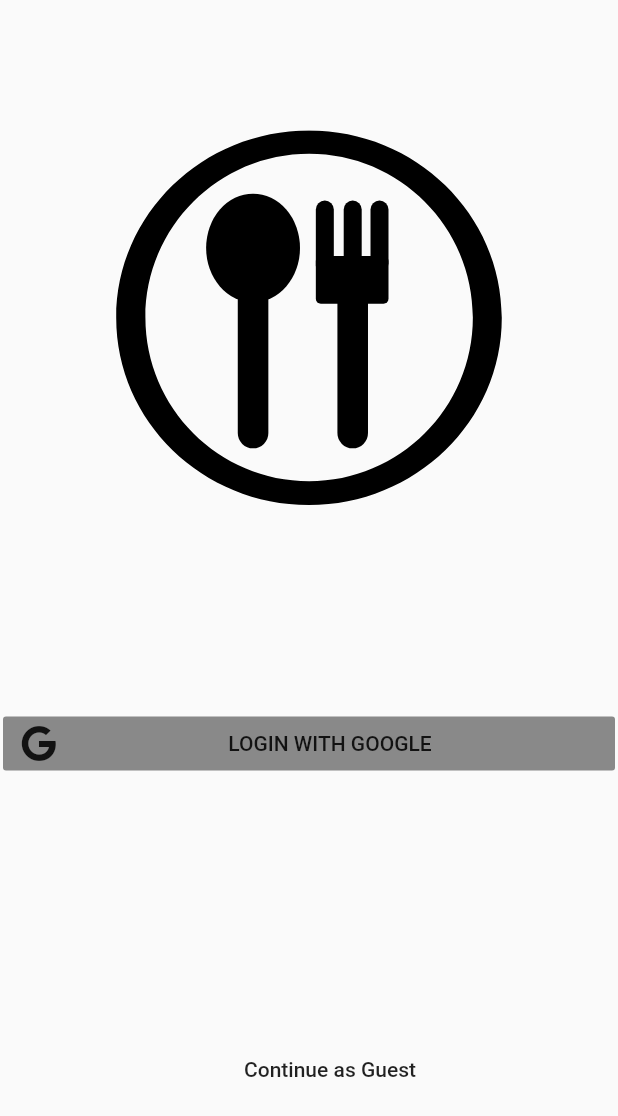
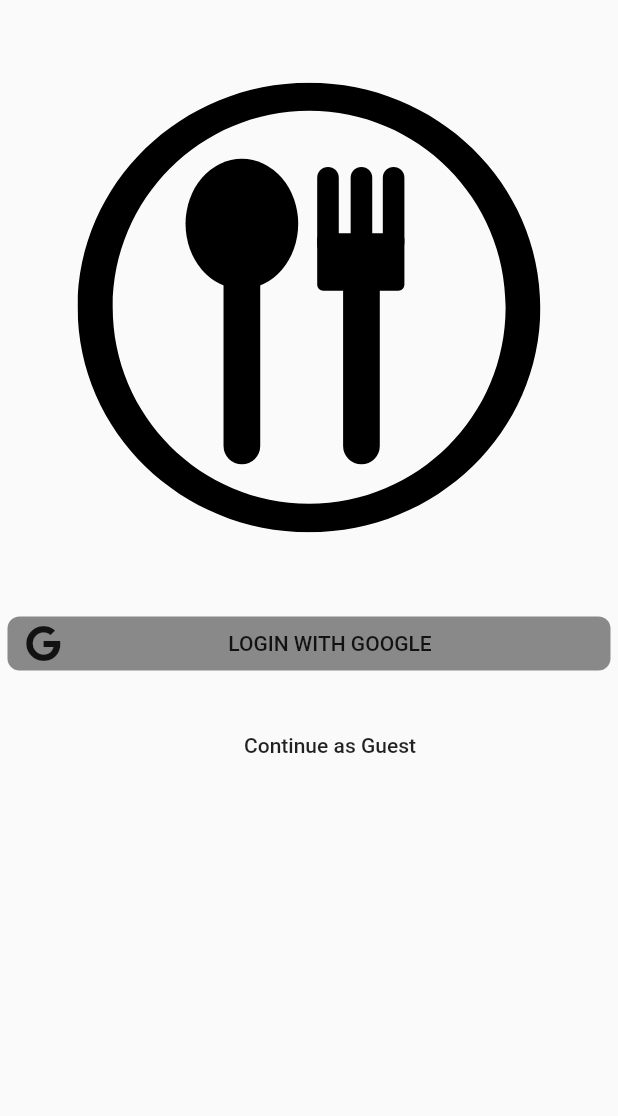
Before and after one commit to Michael-Equi/refectory, a Flutter app: the screen it shows after launch, on a phone screen of 412 x 824 dp. Shown: the top 1116 px of the screen. Run offline on Flutter 3.47's test engine with Material 2 defaults, Android fonts, the phone set to English and light mode, and no system bars; our stand-ins replace cloud_firestore, firebase_analytics, firebase_auth, flutter_svg, font_awesome_flutter, google_sign_in; missing offline and left inert: apple_sign_in; accounts and stored records are empty.

Commit message:
Figed errors with the login proccess

```diff
--- a/lib/screens/cafeterias.dart
+++ b/lib/screens/cafeterias.dart
@@ -39,8 +39,7 @@ class _MyHomePageState extends State<MyHomePage> {
           mainAxisAlignment: MainAxisAlignment.center,
           children: <Widget>[
             Text(
-              '${user.displayName ?? "Anon"} have pushed the button this many times:',
-            ),
+                '${user.displayName ?? "Guest"} has pushed the button this many times:'),
             Text(
               '$_counter',
               style: Theme.of(context).textTheme.headline4,
--- a/lib/screens/login.dart
+++ b/lib/screens/login.dart
@@ -30,16 +30,17 @@ class _LoginScreenState extends State<LoginScreen> {
   Widget build(BuildContext context) {
     return Scaffold(
       body: Container(
-        padding: EdgeInsets.all(2),
+        child: SingleChildScrollView(
+          padding: EdgeInsets.all(5),
           child: Column(
               crossAxisAlignment: CrossAxisAlignment.center,
-            mainAxisAlignment: MainAxisAlignment.spaceEvenly,
+              mainAxisAlignment: MainAxisAlignment.spaceAround,
               children: <Widget>[
                 Container(
+                  padding: EdgeInsets.only(top: 50, bottom: 50),
                   child: _logo,
-                width: 300,
-                height: 300,
-                padding: EdgeInsets.only(bottom: 50),
+                  width: 400,
+                  height: 400,
                 ),
                 LoginButton(
                   text: 'LOGIN WITH GOOGLE',
@@ -51,8 +52,11 @@ class _LoginScreenState extends State<LoginScreen> {
                   future: auth.appleSignInAvailable,
                   builder: (context, snapshot) {
                     if (snapshot.data == true) {
-                    return AppleSignInButton(
+                      return Container(
+                        padding: EdgeInsets.only(bottom: 20),
+                        child: AppleSignInButton(
                           style: ButtonStyle.black,
+                          cornerRadius: 8,
                           onPressed: () async {
                             FirebaseUser user = await auth.appleSignIn();
                             if (user != null) {
@@ -60,6 +64,12 @@ class _LoginScreenState extends State<LoginScreen> {
                                   context, '/cafeterias');
                             }
                           },
+                        ),
+                      );
+                    } else {
+                      return Container(
+                        width: 0,
+                        height: 0,
                       );
                     }
                   },
@@ -67,6 +77,7 @@ class _LoginScreenState extends State<LoginScreen> {
                 LoginButton(
                     text: 'Continue as Guest', loginMethod: auth.anonLogin),
               ]),
+        ),
       ),
     );
   }
@@ -85,7 +96,9 @@ class LoginButton extends StatelessWidget {
   @override
   Widget build(BuildContext context) {
     return Container(
+      padding: EdgeInsets.only(bottom: 20),
       child: FlatButton.icon(
+        shape: RoundedRectangleBorder(borderRadius: BorderRadius.circular(8)),
         color: this.color,
         onPressed: () async {
           var user = await loginMethod();
```
Lines whose indentation alone changed are shown as unchanged.
